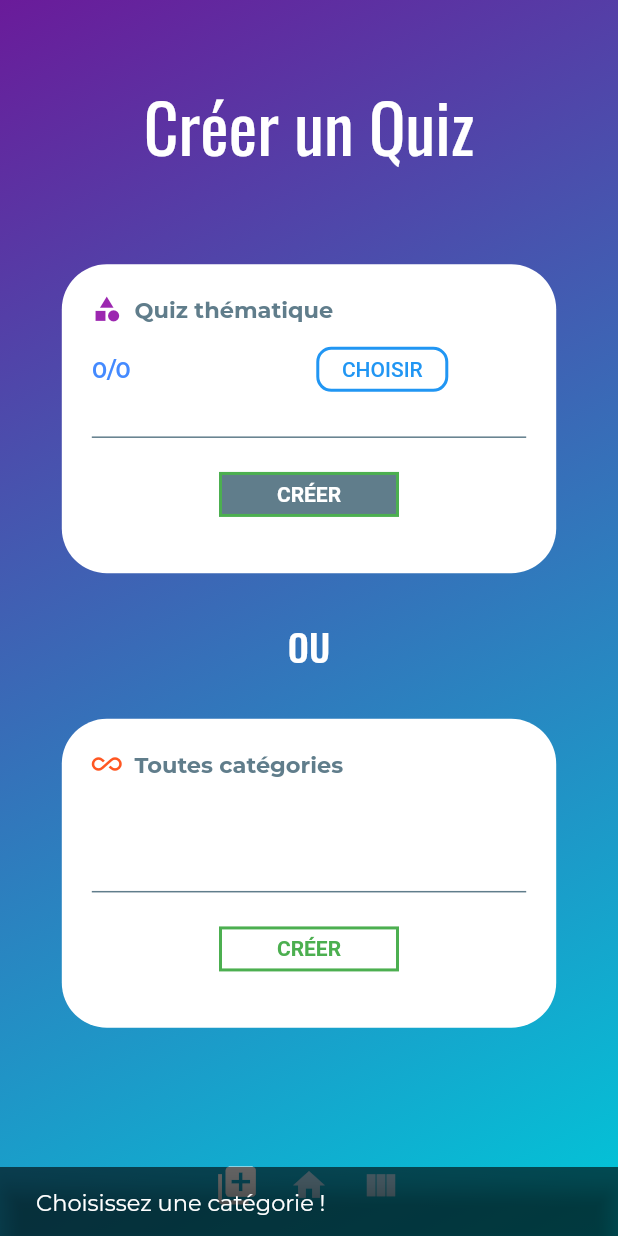
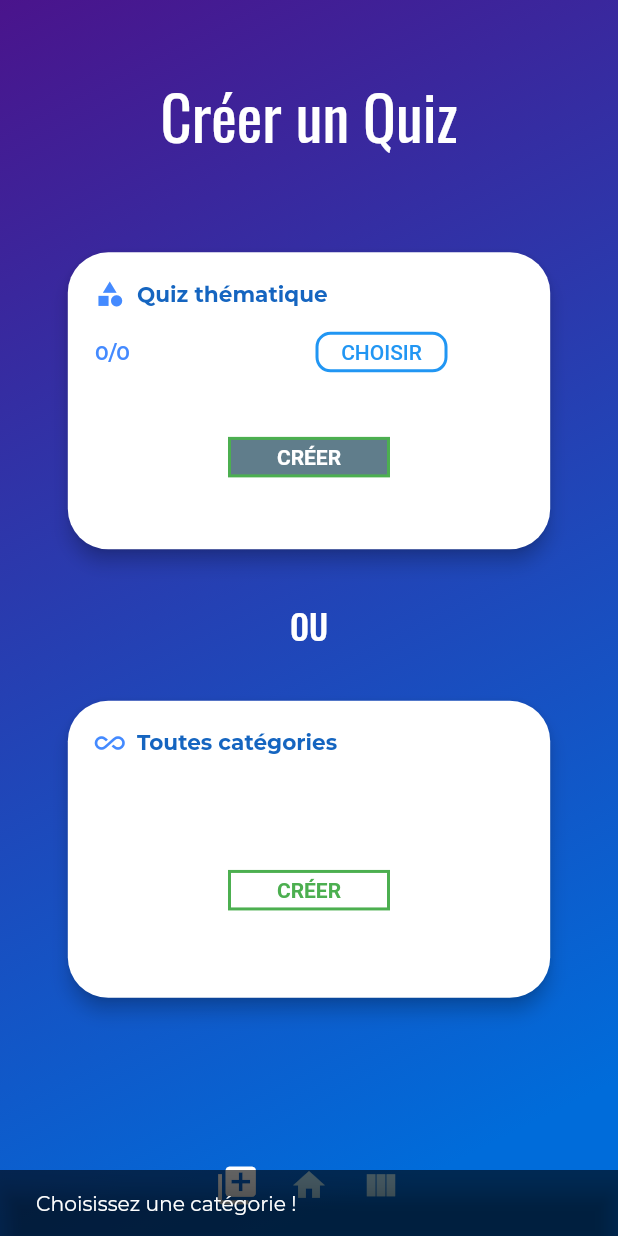
Before and after one commit to Hugo-AOYAGI/prepa_quiz_app, a Flutter app: the MainMenu screen opened directly, after a tap on "CRÉER", on a phone screen of 412 x 824 dp. Run offline on Flutter 3.47's test engine with Material 2 defaults, Android fonts, the phone set to English and light mode, and no system bars; our stand-ins replace flip_card, flutter_spinbox, photo_view, shared_preferences; accounts and stored records are empty; network calls fail; project files that could hold a hidden picture were left out.

Commit message:
added settings and two different themes, design revamped

```diff
--- a/lib/components.dart
+++ b/lib/components.dart
@@ -64,7 +64,7 @@ class TitleAndSubtitle extends StatelessWidget {
   Widget build(BuildContext context) {
     return Column(
       children: <Widget>[
-        SizedBox(height: 30),
+        SizedBox(height: 30*sizeCoeff),
         PaddedAlignBox(
           align: titleAlignment,
           padding: padding,
@@ -97,18 +97,34 @@ class RoundedMenuBox extends StatelessWidget {
   @override
   Widget build(BuildContext context) {
     return Center(
-        child: Container(
+        child: SizedBox(
           width: widgetRelWidth(context, width),
           height: square ? widgetRelWidth(context, width) : widgetRelHeight(context, height),
-          decoration: BoxDecoration(
-            borderRadius: BorderRadius.all(Radius.circular(30)),
-            color: Colors.white
-          ),
-          child: Padding(
-            child: child,
-            padding: EdgeInsets.all(20),
+          child: Card(
+            color: Colors.white,
+            elevation: 5,
+            shape: RoundedRectangleBorder(
+              borderRadius: BorderRadius.all(Radius.circular(30*sizeCoeff)),
+            ),
+            child:  Padding(
+              child: child,
+              padding: EdgeInsets.all(20*sizeCoeff),
+            ),
           )
         )
+
+        //Container(
+          //width: widgetRelWidth(context, width),
+          //height: square ? widgetRelWidth(context, width) : widgetRelHeight(context, height),
+          //decoration: BoxDecoration(
+            //borderRadius: BorderRadius.all(Radius.circular(30)),
+            //color: Colors.white
+          //),
+          //child: Padding(
+            //child: child,
+            //padding: EdgeInsets.all(20),
+          //)
+        //)
     );
   }
 }
@@ -118,10 +134,7 @@ class SeparatorMenuBox extends StatelessWidget {
   @override
   Widget build(BuildContext context) {
     return Container(
-      height: 1,
-      decoration: BoxDecoration(
-        border: Border(top: BorderSide(color: Colors.blueGrey, width: 1))
-      ),
+      height: 0,
     );
   }
 }
@@ -137,7 +150,7 @@ class RoundedMenuButton extends StatelessWidget {
   @override
   Widget build(BuildContext context) {
     return SizedBox(
-      height: 30,
+      height: 30*sizeCoeff,
       child: OutlineButton(
         child: Text(text),
         borderSide: BorderSide(color: color, width: 2),
@@ -179,8 +192,8 @@ class ConfirmButtonState extends State<ConfirmButton> {
       onLongPressEnd: upAnimation,
       child: AnimatedContainer(
         duration: Duration(milliseconds: 400),
-        height: 30,
-        width: 120,
+        height: 30*sizeCoeff,
+        width: 120*sizeCoeff,
         decoration: BoxDecoration(
           color: _backgroundColor,
           border: Border.fromBorderSide(border),
@@ -249,12 +262,12 @@ class BoxCategory extends StatelessWidget {
                     alignment: Alignment.centerLeft,
                     child: Row(
                       children: <Widget>[
-                        icon == null ? SizedBox(height:0) : Icon(icon, size: 20, color: iconColor,),
+                        icon == null ? SizedBox(height:0) : Icon(icon, size: 20*(sizeCoeff + 0.1), color: iconColor,),
                         Text(title, style: mediumTitleFont)
                       ],
                     )
                 ),
-                SizedBox(height: 15),
+                SizedBox(height: 15*(sizeCoeff + 0.1)),
                 noLower ? SizedBox() :
                 Row(
                   children: <Widget>[
--- a/lib/fontStyles.dart
+++ b/lib/fontStyles.dart
@@ -1,33 +1,41 @@
 import 'package:flutter/material.dart';
+import 'sizeControllers.dart';
 
 final mainTitleFont = TextStyle(
   fontFamily: "Oswald",
-  fontSize: 45,
+  fontSize: 45*sizeCoeff,
   color: Colors.white
 );
 
 final subtitleMain = TextStyle(
   fontFamily: "Montserrat",
-  fontSize: 15,
+  fontSize: 15*sizeCoeff,
   color: Colors.grey[300]
 );
 
 final mediumTextFont = TextStyle(
   fontFamily: "Montserrat",
-  fontSize: 15,
+  fontSize: 15*sizeCoeff,
   color: Colors.white
 );
 
 final mediumTitleFont = TextStyle(
   fontFamily: "Montserrat",
-  fontSize: 15,
-  color: Colors.blueGrey,
+  fontSize: 16*sizeCoeff,
+  color: Colors.blue[800],
   fontWeight: FontWeight.w700
+);
+
+final mediumTitleFontGrey = TextStyle(
+    fontFamily: "Montserrat",
+    fontSize: 16*sizeCoeff,
+    color: Colors.blueGrey,
+    fontWeight: FontWeight.w700
 );
 
 final mediumTitleFont2 = TextStyle(
     fontFamily: "Montserrat",
-    fontSize: 16,
+    fontSize: 16*sizeCoeff,
     color: Colors.blue[800],
     fontWeight: FontWeight.w700
 );
@@ -40,9 +48,18 @@ final mediumTitleFont3 = TextStyle(
     letterSpacing: 1.1
 );
 
+final mediumTitleFont4 = TextStyle(
+    fontFamily: "Montserrat",
+    fontSize: 23,
+    fontWeight: FontWeight.w900,
+    color: Colors.white,
+    letterSpacing: 1.1
+);
+
+
 final mediumTextFont2 = TextStyle(
   fontFamily: "Montserrat",
-  fontSize: 15,
+  fontSize: 15*sizeCoeff,
   color: Colors.blueAccent,
   fontWeight: FontWeight.w600,
   letterSpacing: 0.3
@@ -50,14 +67,14 @@ final mediumTextFont2 = TextStyle(
 
 final headerMedium = TextStyle(
   fontFamily: "Oswald",
-  fontSize: 25,
+  fontSize: 25*sizeCoeff,
   color: Colors.white,
   fontWeight: FontWeight.w500
 );
 
 final headerLight = TextStyle(
   fontFamily: "Montserrat",
-  fontSize: 15,
+  fontSize: 15*sizeCoeff,
   color: Colors.white,
   fontWeight: FontWeight.w500
 );
@@ -65,34 +82,34 @@ final headerLight = TextStyle(
 final lightTextFont = TextStyle(
   fontFamily: "Montserrat",
   fontWeight: FontWeight.w500,
-  fontSize: 13,
+  fontSize: 13*sizeCoeff,
   color: Colors.white
 );
 
 final lightTextFontGrey = TextStyle(
     fontFamily: "Montserrat",
     fontWeight: FontWeight.w300,
-    fontSize: 15,
+    fontSize: 15*sizeCoeff,
     color: Colors.grey[500]
 );
 
 final mediumTextFontGreen = TextStyle(
     color: Colors.green[900],
     fontFamily: "Montserrat",
-    fontSize: 16,
+    fontSize: 16*sizeCoeff,
     fontWeight: FontWeight.w600
 );
 
 final mediumTextFontRed = TextStyle(
     color: Colors.red[900],
     fontFamily: "Montserrat",
-    fontSize: 16,
+    fontSize: 16*sizeCoeff,
     fontWeight: FontWeight.w600
 );
 
 final mediumTitleFont3Grey = TextStyle(
     fontFamily: "Oswald",
-    fontSize: 19,
+    fontSize: 19*sizeCoeff,
     fontWeight: FontWeight.w400,
     color: Colors.grey[800],
     letterSpacing: 1.1
@@ -100,7 +117,7 @@ final mediumTitleFont3Grey = TextStyle(
 
 final mediumTitleFont3Green = TextStyle(
     fontFamily: "Oswald",
-    fontSize: 19,
+    fontSize: 19*sizeCoeff,
     fontWeight: FontWeight.w900,
     color: Colors.green[500],
     letterSpacing: 1.1
@@ -108,14 +125,14 @@ final mediumTitleFont3Green = TextStyle(
 
 final resultsFontGreen = TextStyle(
     color: Colors.green[300],
-    fontSize: 25,
+    fontSize: 25*sizeCoeff,
     fontWeight: FontWeight.w700,
     fontFamily: "Montserrat"
 );
 
 final resultsFontRed = TextStyle(
     color: Colors.red[300],
-    fontSize: 25,
+    fontSize: 25*sizeCoeff,
     fontWeight: FontWeight.w700,
     fontFamily: "Montserrat"
 );
--- a/lib/main.dart
+++ b/lib/main.dart
@@ -44,7 +44,31 @@ dynamic sheets;
 String totalNumberQuestions;
 ValueNotifier<List<int>> selectedLen = ValueNotifier([0, 0]);
 
+ValueNotifier<bool> isHighContrast = ValueNotifier(true);
+
 ValueNotifier<int> percentage = ValueNotifier(0);
+
+LinearGradient highContrastGradient = LinearGradient(
+  begin: Alignment.topLeft,
+  end: Alignment.bottomRight,
+  stops: [0, 0.9],
+  colors: <Color> [
+    Colors.purple[900],
+    Color(0xFF006cda),
+  ]
+);
+LinearGradient lowContrastGradient = LinearGradient(
+    begin: Alignment.topLeft,
+    end: Alignment.bottomRight,
+    stops: [0, 0.25, 1],
+    colors: <Color> [
+      Color(0xFF8e75ff),
+      Color(0xFF617fff),
+      Color(0xFF7ac0ff),
+    ]
+);
+
+
 
 void loadData() async {
   print("Loading Data...");
@@ -71,6 +95,11 @@ void loadData() async {
   totalNumberQuestions = lenResponse.body;
 
   print(totalNumberQuestions);
+
+  SharedPreferences prefs = await SharedPreferences.getInstance();
+  isHighContrast.value = prefs.getBool("isHighContrast") == null ? true : prefs.getBool("isHighContrast");
+  sizeCoeff = prefs.getDouble("sizeCoeff") == null ? 0.9 : prefs.getDouble("sizeCoeff");
+
 
   print("Data loaded...");
   splashScreenKey.currentState.loadMenu();
@@ -111,15 +140,7 @@ class MainMenu extends StatelessWidget {
       child: Scaffold(
           body: Container(
               decoration: BoxDecoration(
-                  gradient: LinearGradient(
-                      begin: Alignment.topLeft,
-                      end: Alignment.bottomRight,
-                      stops: [0, 1.8],
-                      colors: <Color> [
-                        Colors.purple[800],
-                        Color(0xFF00C8D9),
-                      ]
-                  )
+                  gradient: isHighContrast.value == true ? highContrastGradient : lowContrastGradient,
               ),
               child: MainListView()
           )
@@ -236,8 +257,6 @@ class StartQuizBox extends StatelessWidget {
       child: Column(
         children: <Widget>[
           SelectedCategories(),
-          SizedBox(height: windowRelHeight(0.015)),
-          SeparatorMenuBox(),
           SizedBox(height: windowRelHeight(0.0275),),
           ConfirmButton(text: "CRÉER", command: () {
             if (selectedLen.value[0] == 0) {
@@ -267,7 +286,7 @@ class SelectedCategories extends StatelessWidget {
           return BoxCategory(
             buttonColor: Colors.blue,
             icon: Icons.category,
-            iconColor: Colors.purple,
+            iconColor: Colors.blueAccent,
             onPressed: () {
               Navigator.push(context, slideTransitionBuilder(
                   menu: CategoryMenu(),
@@ -294,14 +313,12 @@ class AllQuiz extends StatelessWidget {
         children: <Widget>[
           BoxCategory(
             icon: Icons.all_inclusive,
-            iconColor: Colors.deepOrange,
+            iconColor: Colors.blueAccent,
             title: "  Toutes catégories",
             subtitle: "",
             onPressed: () {}
           ),
           SizedBox(height: windowRelHeight(0.015)),
-          SeparatorMenuBox(),
-          SizedBox(height: windowRelHeight(0.0275),),
           ConfirmButton(text: "CRÉER", command: () {
             createQuiz("ALL", context);
           })
@@ -352,13 +369,14 @@ class HomePage extends StatelessWidget {
           ),
           SizedBox(height: windowRelHeight(0.025),),
           CurrentQuizBox(),
-          SizedBox(height: windowRelHeight(0.175),),
+          SizedBox(height: windowRelHeight(0.225),),
           Row(
             mainAxisAlignment: MainAxisAlignment.spaceAround,
             children: <Widget>[
               InfoButton()
             ],
           ),
+
         ],
       )
     );
@@ -381,13 +399,12 @@ class CurrentQuizBox extends StatelessWidget {
                   title: "   Quiz Actuel",
                   subtitle: value.toString() + "% appris",
                   icon: Icons.question_answer,
-                  iconColor: Colors.red,
+                  iconColor: Colors.blueAccent,
                   onPressed: () {},
                 );
               }
             ),
-            SeparatorMenuBox(),
-            SizedBox(height: windowRelHeight(0.0375),),
+            SizedBox(height: windowRelHeight(0.0275),),
             ConfirmButton(text: "CONTINUER", command: () {
               resumeQuiz(context);
             },)
@@ -407,16 +424,11 @@ class InfoButton extends StatelessWidget {
             duration: 300)
         );
       },
-      child: Container(
-        decoration: BoxDecoration(
-          borderRadius: BorderRadius.all(Radius.circular(windowRelWidth(0.15))),
-        ),
       child: Icon(
                 Icons.info_outline,
-          color: Colors.white,
-          size: 35
+                color: Colors.blue[100],
+                size: 35*(sizeCoeff + 0.1)
             ),
-      )
     );
   }
 }
@@ -485,7 +497,7 @@ class _SheetsPageState extends State<SheetsPage> {
                   )
                 ),
                 treePath.length > 1 ?  FlatButton(
-                  child: Icon(Icons.keyboard_return, size: 30, color: Colors.white),
+                  child: Icon(Icons.keyboard_return, size: 30*(sizeCoeff + 0.1), color: Colors.white),
                   onPressed: () {
                     treePath.removeLast();
                     treePathNames.removeLast();
@@ -532,11 +544,7 @@ class SheetButton extends StatelessWidget {
       child: Container(
         padding: EdgeInsets.all(20),
         decoration: BoxDecoration(
-            gradient: LinearGradient(
-                colors: [Colors.blue[100], Colors.grey[100]],
-                begin: Alignment.topLeft,
-                end: Alignment.bottomRight
-            ),
+            color: Colors.white,
             borderRadius: BorderRadius.circular(15),
           ),
           height: windowRelHeight(0.115),
@@ -591,16 +599,12 @@ class SheetFolder extends StatelessWidget {
         treePathNames.add(title);
         notifyParent();
       },
+      child: Card(
+        color: Colors.white,
+        shape: RoundedRectangleBorder(borderRadius: BorderRadius.circular(15*sizeCoeff)),
+        elevation: 10,
         child: Container(
             padding: EdgeInsets.all(20),
-          decoration: BoxDecoration(
-            gradient: LinearGradient(
-                colors: [Colors.blue[100], Colors.grey[100]],
-                begin: Alignment.topLeft,
-                end: Alignment.bottomRight
-            ),
-            borderRadius: BorderRadius.circular(15),
-          ),
             height: windowRelHeight(0.115),
             child: Stack(
               children: [
@@ -612,12 +616,13 @@ class SheetFolder extends StatelessWidget {
                     )
                 ),
                 Align(
-                child: Icon(Icons.folder_open, size: 20, color: Colors.blueAccent),
+                  child: Icon(Icons.folder_open, size: 20*(sizeCoeff + 0.1), color: Colors.blueAccent),
                   alignment: Alignment.bottomRight,
                 )
               ],
             )
         ),
+      )
     );
   }
 
--- a/lib/sizeControllers.dart
+++ b/lib/sizeControllers.dart
@@ -4,6 +4,8 @@ import 'package:flutter/material.dart';
 
 double windowHeight;
 double windowWidth;
+
+double sizeCoeff = 0.9;
 
 
 double windowRelWidth (double relwidth) {
--- a/pubspec.yaml
+++ b/pubspec.yaml
@@ -28,6 +28,7 @@ dependencies:
   photo_view: ^0.9.2
   flutter_launcher_icons: ^0.7.3
   url_launcher: ^5.4.5
+  flutter_spinbox: ^0.1.0+1
 
 flutter_icons:
   android: "launcher_icon"
```
Also changed, not shown: lib/infoMenu.dart (+79 -7 lines), lib/questionPage.dart (+13 -5 lines), lib/quizMenu.dart (+31 -52 lines), pubspec.lock. Lines whose indentation alone changed are shown as unchanged.
